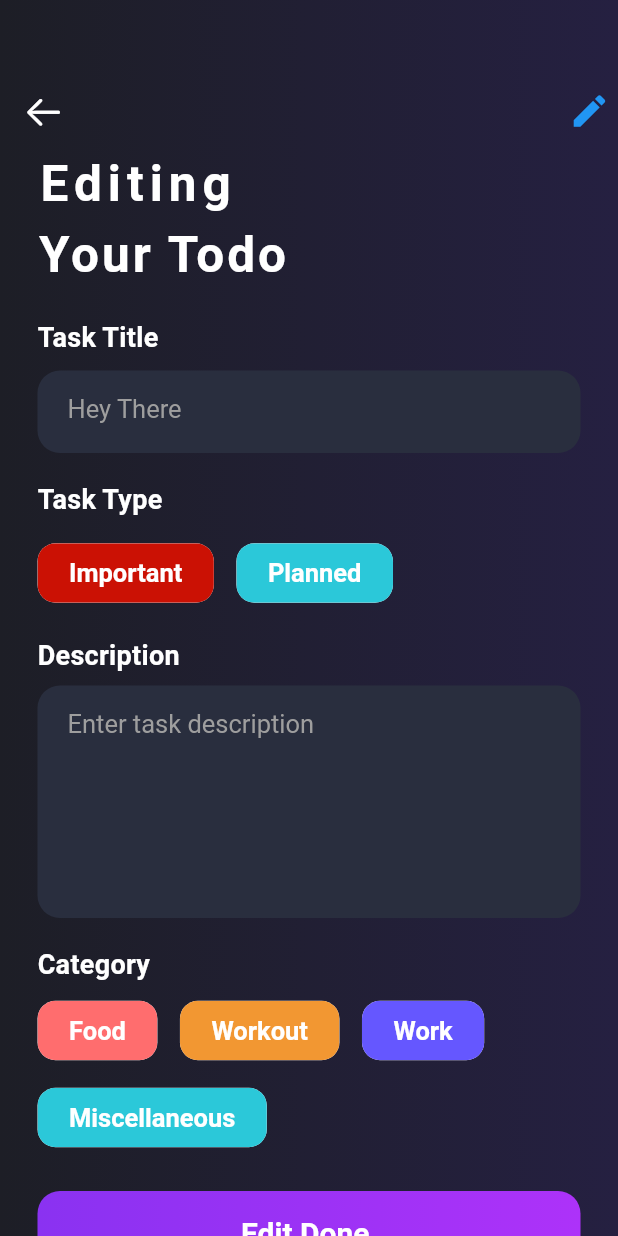
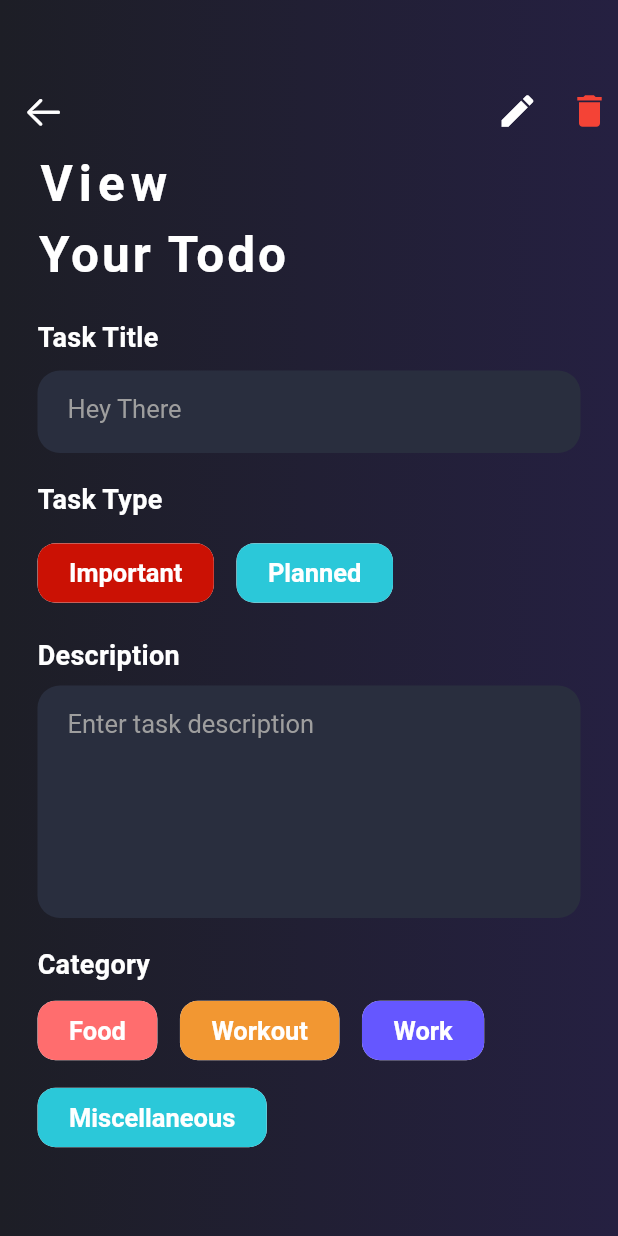
Before and after one commit to yuvraj-jangid/Flutter-Task-Manager-App, a Flutter app: the ViewData screen opened directly, after a tap on the "edit" icon, on a phone screen of 412 x 824 dp. Run offline on Flutter 3.47's test engine with Material 2 defaults, Android fonts, the light colour scheme and no system bars; our stand-ins replace cloud_firestore, firebase_auth, firebase_core, flutter_secure_storage, flutter_svg, google_sign_in and 2 more; missing offline and left inert: dart:ffi; accounts and stored records are empty.

Commit message:
Delete operation

```diff
--- a/lib/pages/view_data.dart
+++ b/lib/pages/view_data.dart
@@ -8,7 +8,7 @@
 import 'package:flutter/src/widgets/placeholder.dart';
 
 class ViewData extends StatefulWidget {
-  ViewData({Key? key, this.document,this.id}) : super(key: key);
+  ViewData({Key? key, this.document, this.id}) : super(key: key);
   final Map<String, dynamic>? document;
   final String? id;
 
@@ -66,16 +66,37 @@
                     iconSize: 28,
                     padding: const EdgeInsets.only(left: 10),
                   ),
+                  Row(
+                    children: [
                       IconButton(
                         onPressed: () {
-                      setState(() {
-                        edit = !edit!;
-                      });
+                          FirebaseFirestore.instance
+                              .collection("Tasks")
+                              .doc(widget.id)
+                              .delete()
+                              .then((value) => null);
                         },
-                    icon: Icon(Icons.edit),
+                        icon: const Icon(Icons.edit),
                         color: edit! ? Colors.blue : Colors.white,
                         iconSize: 28,
                         padding: const EdgeInsets.only(left: 10),
+                      ),
+                      IconButton(
+                        onPressed: () {
+                          FirebaseFirestore.instance
+                              .collection("Tasks")
+                              .doc(widget.id)
+                              .delete()
+                              .then((value) {
+                            Navigator.pop(context);
+                          });
+                        },
+                        icon: const Icon(Icons.delete),
+                        color: Colors.red,
+                        iconSize: 28,
+                        padding: const EdgeInsets.only(left: 10),
+                      ),
+                    ],
                   ),
                 ],
               ),
@@ -87,7 +108,7 @@
                   children: [
                     Text(
                       edit! ? "Editing" : "View",
-                      style: TextStyle(
+                      style: const TextStyle(
                           fontSize: 33,
                           color: Colors.white,
                           fontWeight: FontWeight.bold,
@@ -223,7 +244,11 @@
           : null,
       child: Chip(
         backgroundColor: type == label ? Colors.white : Color(color),
-        shape: type == label ?RoundedRectangleBorder(borderRadius: BorderRadius.circular(12),side: BorderSide(color: Colors.blue,width: 2)): RoundedRectangleBorder(borderRadius: BorderRadius.circular(12)),
+        shape: type == label
+            ? RoundedRectangleBorder(
+                borderRadius: BorderRadius.circular(12),
+                side: const BorderSide(color: Colors.blue, width: 2))
+            : RoundedRectangleBorder(borderRadius: BorderRadius.circular(12)),
         label: Text(
           label,
           style: TextStyle(
@@ -248,7 +273,9 @@
           : null,
       child: Chip(
         backgroundColor: category == label ? Colors.white : Color(color),
-        shape: type == label ?  RoundedRectangleBorder(borderRadius: BorderRadius.circular(144)):RoundedRectangleBorder(borderRadius: BorderRadius.circular(12)),
+        shape: type == label
+            ? RoundedRectangleBorder(borderRadius: BorderRadius.circular(144))
+            : RoundedRectangleBorder(borderRadius: BorderRadius.circular(12)),
         label: Text(
           label,
           style: TextStyle(
```
Also changed, not shown: lib/Custom/TodoCard.dart (+7 -1 lines), lib/pages/HomePage.dart (+43 -8 lines). Lines whose indentation alone changed are shown as unchanged.
